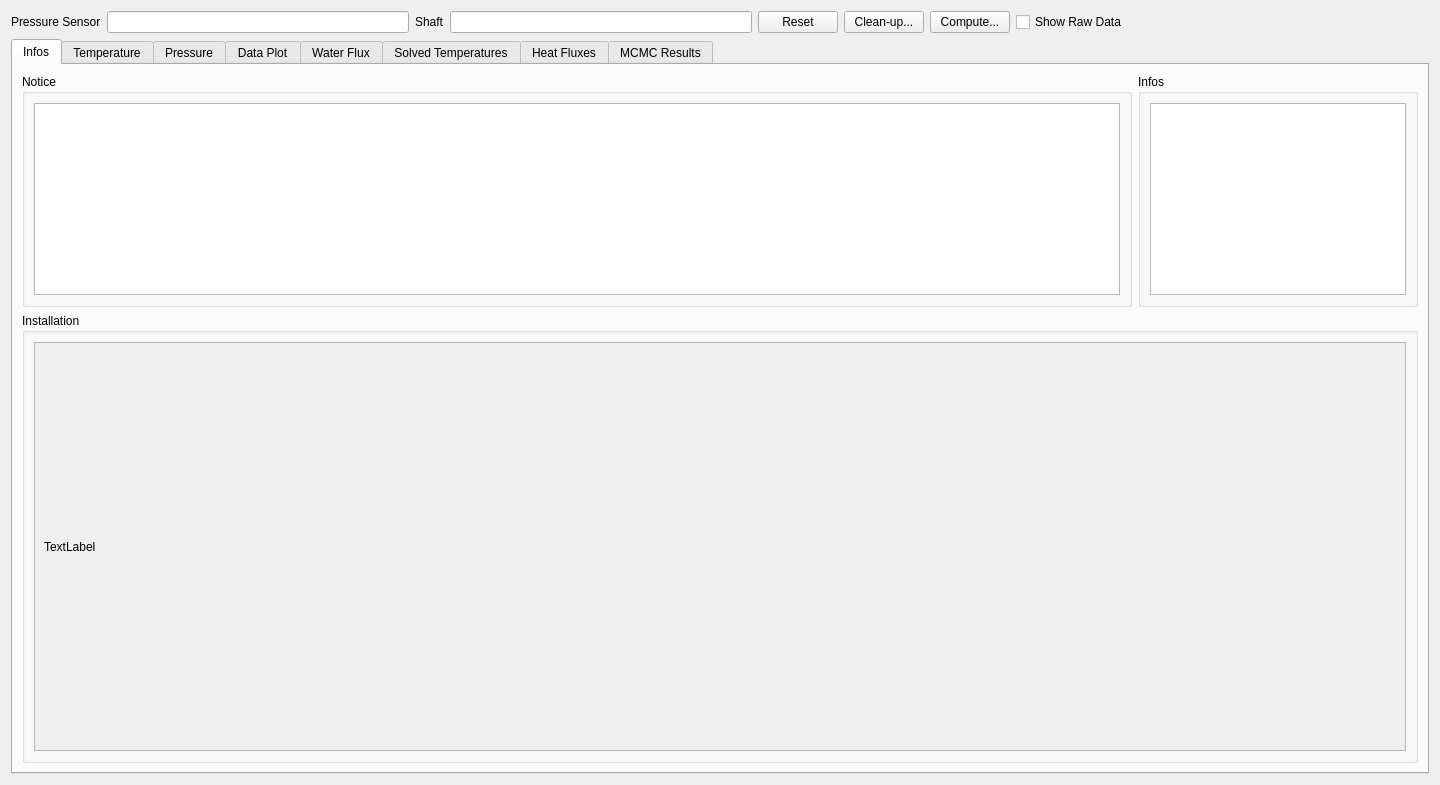
Above: molonaviz/widgetpoint.ui from SandraClodion/projet_molonaviz before the change. Below: the same form after it.
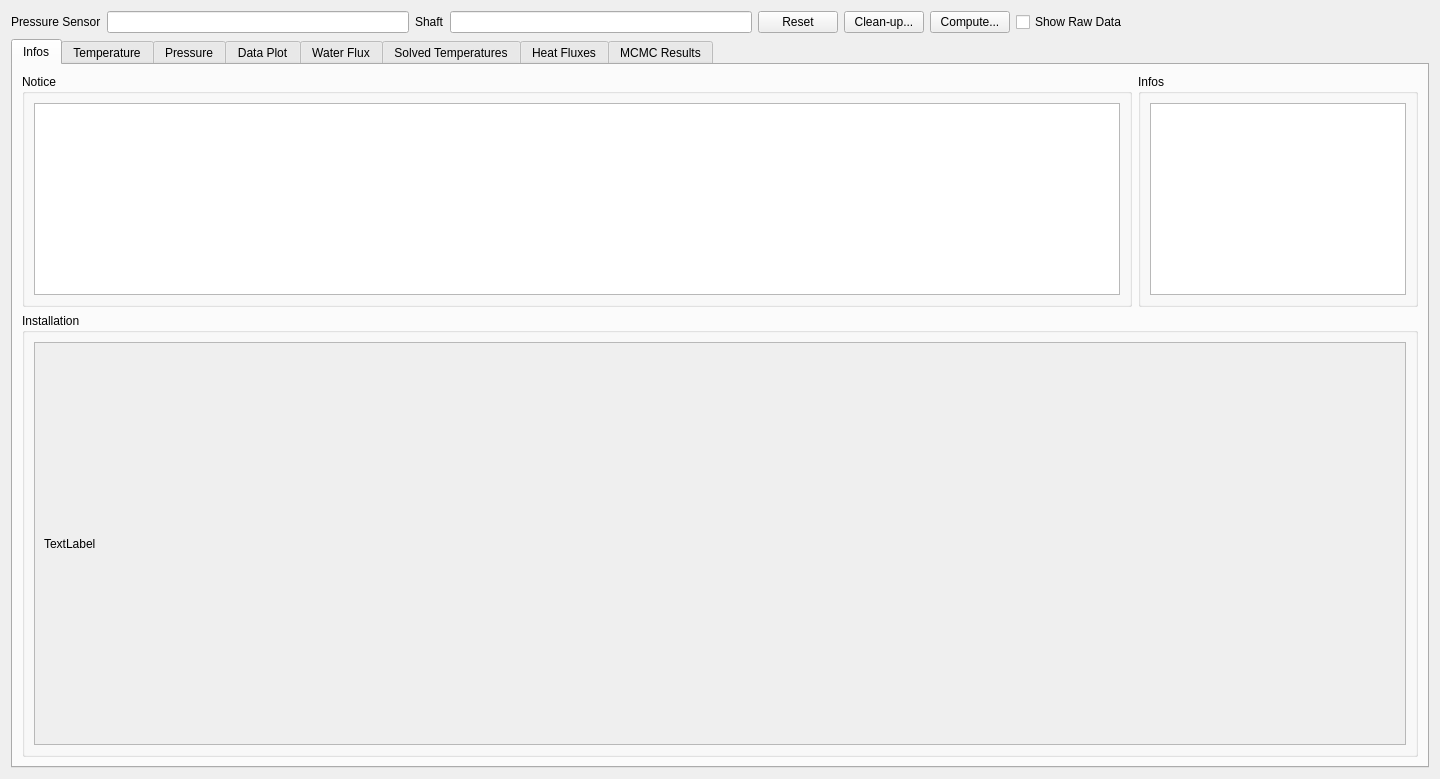
That is the form after the change. The open tabs and pages were chosen to show the change.

The edit to the form file:
```diff
--- a/molonaviz/widgetpoint.ui
+++ b/molonaviz/widgetpoint.ui
@@ -7,7 +7,7 @@
     <x>0</x>
     <y>0</y>
     <width>1440</width>
-    <height>785</height>
+    <height>779</height>
    </rect>
   </property>
   <property name="windowTitle">
@@ -146,8 +146,8 @@
                 <rect>
                  <x>0</x>
                  <y>0</y>
-                 <width>1336</width>
-                 <height>364</height>
+                 <width>98</width>
+                 <height>40</height>
                 </rect>
                </property>
                <layout class="QVBoxLayout" name="verticalLayout_2">
```
Left out of the diff: 2 changed lines with no effect on the pictures.
